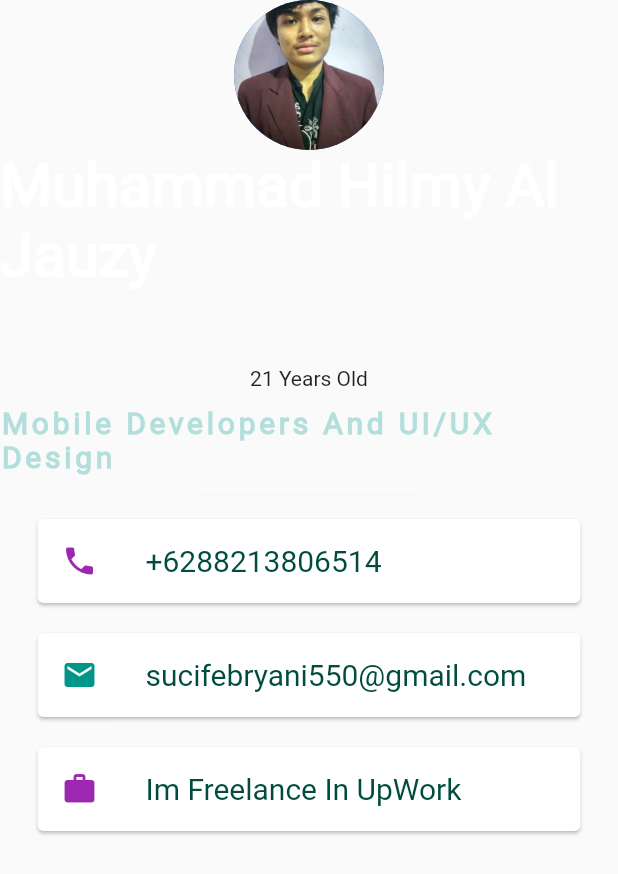
After one commit to wahyush04/CV_Flutter_Contribution, a Flutter app: the screen it shows after launch, after a tap on "Hilmy Profile", on a phone screen of 412 x 824 dp. The commit adds this screen. Shown: the top 874 px of the screen. Run offline on Flutter 3.47's test engine with Material 2 defaults, Android fonts, the phone set to English and light mode, and no system bars.

Commit message:
Added Profile Hilmy

```diff
--- /dev/null
+++ b/lib/hilmykun_profile.dart
@@ -0,0 +1,120 @@
+import 'package:flutter/material.dart';
+
+class HilmyProfile extends StatelessWidget {
+  const HilmyProfile({Key? key}) : super(key: key);
+
+  @override
+  Widget build(BuildContext context) {
+    return MaterialApp(
+      home: Scaffold(
+        body: SingleChildScrollView(
+          child: SafeArea(
+            child: Column(
+              mainAxisAlignment: MainAxisAlignment.center,
+              children: [
+                CircleAvatar(
+                  radius: 50.0,
+                  backgroundImage: AssetImage('images/hilmy.jpg'),
+                ),
+                Text(
+                  'Muhammad Hilmy Al Jauzy',
+                  style: TextStyle(
+                    fontSize: 40.0,
+                    color: Colors.white,
+                    fontWeight: FontWeight.bold,
+                    fontFamily: 'Roboto',
+                  ),
+                ),
+                SizedBox(
+                  height: 50,
+                ),
+                Text('21 Years Old'),
+                SizedBox(
+                  height: 10,
+                ),
+                Text(
+                  'Mobile Developers And UI/UX Design',
+                  style: TextStyle(
+                    color: Colors.teal[100],
+                    fontFamily: 'Roboto',
+                    fontSize: 20.0,
+                    letterSpacing: 2.5,
+                    fontWeight: FontWeight.bold,
+                  ),
+                ),
+                SizedBox(
+                  height: 20.0,
+                  width: 150.0,
+                  child: Divider(
+                    color: Colors.white,
+                  ),
+                ),
+                Card(
+                  color: Colors.white,
+                  margin:
+                      EdgeInsets.symmetric(vertical: 10.0, horizontal: 25.0),
+                  child: ListTile(
+                    leading: Icon(
+                      Icons.phone,
+                      color: Colors.purple,
+                    ),
+                    title: Text(
+                      '+6288213806514',
+                      style: TextStyle(
+                        fontFamily: 'Roboto',
+                        fontSize: 20.0,
+                        color: Colors.teal[900],
+                      ),
+                    ),
+                  ),
+                ),
+                Card(
+                  color: Colors.white,
+                  margin: EdgeInsets.symmetric(
+                    vertical: 10.0,
+                    horizontal: 25.0,
+                  ),
+                  child: ListTile(
+                    leading: Icon(
+                      Icons.email,
+                      color: Colors.teal,
+                    ),
+                    title: Text(
+                      'sucifebryani550@gmail.com',
+                      style: TextStyle(
+                        fontFamily: 'Roboto',
+                        fontSize: 20.0,
+                        color: Colors.teal[900],
+                      ),
+                    ),
+                  ),
+                ),
+                Card(
+                  color: Colors.white,
+                  margin: EdgeInsets.symmetric(
+                    vertical: 10.0,
+                    horizontal: 25.0,
+                  ),
+                  child: ListTile(
+                    leading: Icon(
+                      Icons.work,
+                      color: Colors.purple,
+                    ),
+                    title: Text(
+                      'Im Freelance In UpWork',
+                      style: TextStyle(
+                        fontFamily: 'Roboto',
+                        fontSize: 20.0,
+                        color: Colors.teal[900],
+                      ),
+                    ),
+                  ),
+                ),
+              ],
+            ),
+          ),
+        ),
+      ),
+    );
+  }
+}
--- a/lib/home.dart
+++ b/lib/home.dart
@@ -2,10 +2,10 @@ import 'package:cv_flutter_contribution/pranav_profile.dart';
 import 'package:cv_flutter_contribution/wahyu_profile.dart';
 import 'package:flutter/material.dart';
 
+import 'hilmykun_profile.dart';
+
 class Home extends StatelessWidget {
-  const Home({
-    Key ? key
-  }): super(key: key);
+  const Home({Key? key}) : super(key: key);
 
   @override
   Widget build(BuildContext context) {
@@ -14,7 +14,7 @@ class Home extends StatelessWidget {
         title: const Text('Profile List'),
       ),
       body: ListView(
-        children: < Widget > [
+        children: <Widget>[
           InkWell(
             onTap: () {
               Navigator.push(context, MaterialPageRoute(builder: (context) {
@@ -30,7 +30,8 @@ class Home extends StatelessWidget {
           ),
           InkWell(
             onTap: () {
-              Navigator.push(context, MaterialPageRoute(builder: (context) => PranavProfile()));
+              Navigator.push(context,
+                  MaterialPageRoute(builder: (context) => PranavProfile()));
             },
             child: const Card(
               child: ListTile(
@@ -41,7 +42,22 @@ class Home extends StatelessWidget {
                 title: Text("Pranav's Profile"),
               ),
             ),
-          )
+          ),
+          InkWell(
+            onTap: () {
+              Navigator.push(context,
+                  MaterialPageRoute(builder: (context) => HilmyProfile()));
+            },
+            child: const Card(
+              child: ListTile(
+                leading: Icon(
+                  Icons.android_rounded,
+                  color: Colors.teal,
+                ),
+                title: Text("Hilmy Profile"),
+              ),
+            ),
+          ),
         ],
       ),
     );
--- a/pubspec.yaml
+++ b/pubspec.yaml
@@ -62,6 +62,7 @@ flutter:
     - images/bg.jpg
     - images/wahyu.JPG
     - images/Pranav.jpg
+    - images/hilmy.jpg
 
   fonts:
     - family: Pacifico
@@ -70,6 +71,9 @@ flutter:
     - family: Source Sans Pro
       fonts:
         - asset: fonts/SourceSansPro-Regular.ttf
+    - family: Roboto
+      fonts:
+        - asset: fonts/Roboto-Regular.ttf
 
   # An image asset can refer to one or more resolution-specific "variants", see
   # https://flutter.dev/assets-and-images/#resolution-aware.
```
Also changed, not shown: lib/pranav_profile.dart (+5 -2 lines), fonts/Roboto-Regular.ttf (added), images/hilmy.jpg (added), pubspec.lock.
